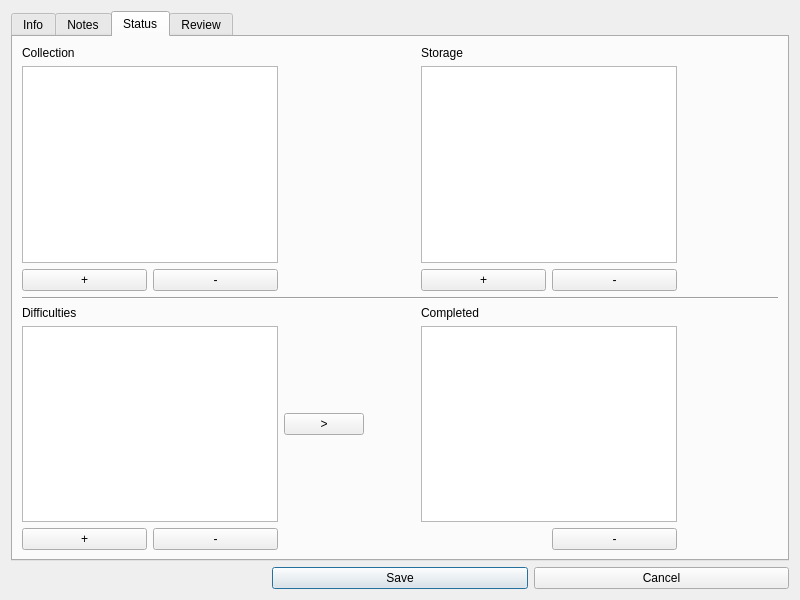
First picture: the form in DialogGameEdit.ui, repository lukaszlukaszew/games-manager-pyqt, before the edit.
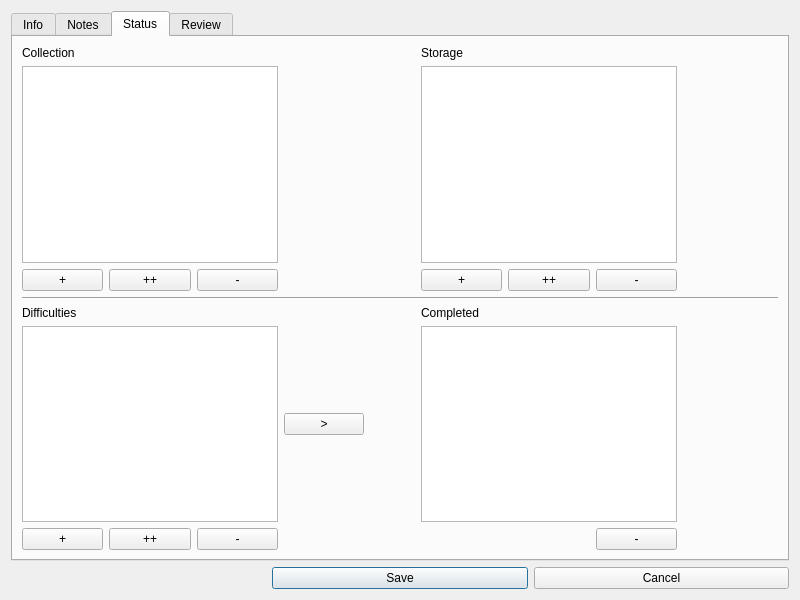
Second picture: the form after the edit. The open tabs and pages were chosen to show the change.

Commit message: Dialog Game Edit logic implemented

What changed in the file:
```diff
--- a/DialogGameEdit.ui
+++ b/DialogGameEdit.ui
@@ -39,7 +39,7 @@
       </attribute>
       <layout class="QGridLayout" name="gridLayout_2">
        <item row="3" column="3">
-        <widget class="QPushButton" name="pushButtonGameEditTypeAdd">
+        <widget class="QPushButton" name="pushButtonGameEditCategoryAdd">
          <property name="text">
           <string>+</string>
          </property>
@@ -72,7 +72,7 @@
        <item row="3" column="0">
         <widget class="QLabel" name="label_4">
          <property name="text">
-          <string>Type</string>
+          <string>Category</string>
          </property>
         </widget>
        </item>
@@ -156,17 +156,17 @@
        <string>Notes</string>
       </attribute>
       <layout class="QGridLayout" name="gridLayout_3">
-       <item row="0" column="0" colspan="2">
+       <item row="0" column="0" colspan="3">
         <layout class="QGridLayout" name="gridLayoutGameEditNotes"/>
        </item>
-       <item row="3" column="0">
+       <item row="3" column="1">
         <widget class="QLabel" name="label_14">
          <property name="text">
           <string>Average note</string>
          </property>
         </widget>
        </item>
-       <item row="3" column="1">
+       <item row="3" column="2">
         <widget class="QProgressBar" name="progressBarGameEditAvgNote">
          <property name="maximum">
           <number>10000</number>
@@ -179,7 +179,7 @@
          </property>
         </widget>
        </item>
-       <item row="0" column="2">
+       <item row="0" column="3">
         <widget class="QScrollBar" name="verticalScrollBar">
          <property name="enabled">
           <bool>true</bool>
@@ -189,13 +189,20 @@
          </property>
         </widget>
        </item>
-       <item row="1" column="0" colspan="3">
+       <item row="1" column="0" colspan="4">
         <widget class="Line" name="line">
          <property name="orientation">
           <enum>Qt::Horizontal</enum>
          </property>
         </widget>
        </item>
+       <item row="3" column="0">
+        <widget class="QPushButton" name="pushButtonGameEditNotesAdd">
+         <property name="text">
+          <string>+</string>
+         </property>
+        </widget>
+       </item>
       </layout>
      </widget>
      <widget class="QWidget" name="tabGameEditStatus">
@@ -203,7 +210,21 @@
        <string>Status</string>
       </attribute>
       <layout class="QGridLayout" name="gridLayout_4">
-       <item row="1" column="0" colspan="2">
+       <item row="2" column="1">
+        <widget class="QPushButton" name="pushButtonGameEditCollectionToList">
+         <property name="text">
+          <string>++</string>
+         </property>
+        </widget>
+       </item>
+       <item row="7" column="1">
+        <widget class="QPushButton" name="pushButtonGameEditDifficultiesToList">
+         <property name="text">
+          <string>++</string>
+         </property>
+        </widget>
+       </item>
+       <item row="1" column="0" colspan="3">
         <widget class="QListWidget" name="listWidgetGameEditCollection"/>
        </item>
        <item row="0" column="0">
@@ -220,53 +241,53 @@
          </property>
         </widget>
        </item>
-       <item row="0" column="4">
+       <item row="0" column="5">
         <widget class="QLabel" name="label_25">
          <property name="text">
           <string>Storage</string>
          </property>
         </widget>
        </item>
-       <item row="2" column="1">
-        <widget class="QPushButton" name="pushButtonGameEfitCollectionDelete">
+       <item row="2" column="2">
+        <widget class="QPushButton" name="pushButtonGameEditCollectionDelete">
          <property name="text">
           <string>-</string>
          </property>
         </widget>
        </item>
-       <item row="4" column="0" colspan="8">
+       <item row="4" column="0" colspan="10">
         <widget class="Line" name="line_2">
          <property name="orientation">
           <enum>Qt::Horizontal</enum>
          </property>
         </widget>
        </item>
-       <item row="6" column="0" colspan="2">
-        <widget class="QListWidget" name="listWidgetGameEditDifficulty"/>
+       <item row="6" column="0" colspan="3">
+        <widget class="QListWidget" name="listWidgetGameEditDifficulties"/>
        </item>
        <item row="7" column="0">
-        <widget class="QPushButton" name="pushButtonGameEditDifficultyAdd">
+        <widget class="QPushButton" name="pushButtonGameEditDifficultiesAdd">
          <property name="text">
           <string>+</string>
          </property>
         </widget>
        </item>
-       <item row="7" column="1">
-        <widget class="QPushButton" name="pushButtonGameEditDifficultyDelete">
+       <item row="7" column="2">
+        <widget class="QPushButton" name="pushButtonGameEditDifficultiesDelete">
          <property name="text">
           <string>-</string>
          </property>
         </widget>
        </item>
-       <item row="5" column="4">
+       <item row="5" column="5">
         <widget class="QLabel" name="label_9">
          <property name="text">
           <string>Completed</string>
          </property>
         </widget>
        </item>
-       <item row="6" column="4" colspan="2">
-        <widget class="QListWidget" name="listWidgetGameEditDifficultyComplete"/>
+       <item row="6" column="5" colspan="3">
+        <widget class="QListWidget" name="listWidgetGameEditDifficultiesComplete"/>
        </item>
        <item row="5" column="0">
         <widget class="QLabel" name="label_8">
@@ -275,37 +296,44 @@
          </property>
         </widget>
        </item>
-       <item row="7" column="5">
-        <widget class="QPushButton" name="pushButtonGameEditDifficultyNotCompleted">
+       <item row="7" column="7">
+        <widget class="QPushButton" name="pushButtonGameEditDifficultiesNotCompleted">
          <property name="text">
           <string>-</string>
          </property>
         </widget>
        </item>
-       <item row="2" column="4">
+       <item row="2" column="5">
         <widget class="QPushButton" name="pushButtonGameEditStorageAdd">
          <property name="text">
           <string>+</string>
          </property>
         </widget>
        </item>
-       <item row="1" column="4" colspan="2">
+       <item row="1" column="5" colspan="3">
         <widget class="QListWidget" name="listWidgetGameEditStorage"/>
        </item>
-       <item row="2" column="5">
+       <item row="2" column="7">
         <widget class="QPushButton" name="pushButtonGameEditStorageDelete">
          <property name="text">
           <string>-</string>
          </property>
         </widget>
        </item>
-       <item row="6" column="2">
-        <widget class="QPushButton" name="pushButtonGameEditDifficultyCompleted">
+       <item row="6" column="3">
+        <widget class="QPushButton" name="pushButtonGameEditDifficultiesCompleted">
          <property name="text">
           <string>&gt;</string>
          </property>
         </widget>
        </item>
+       <item row="2" column="6">
+        <widget class="QPushButton" name="pushButtonGameEditStorageToList">
+         <property name="text">
+          <string>++</string>
+         </property>
+        </widget>
+       </item>
       </layout>
      </widget>
      <widget class="QWidget" name="tabGameEditReview">
```
The commit also changes 5 other files.
